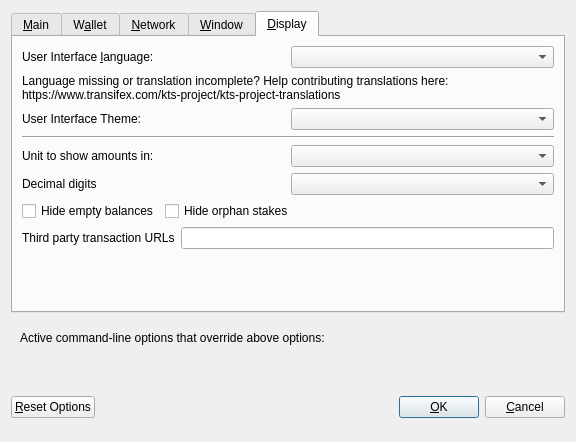
klimatas/klimatas-core, file src/qt/forms/optionsdialog.ui: the form before one commit.
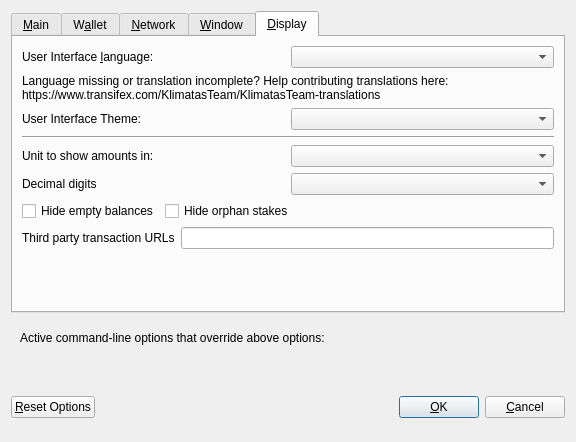
The form after the commit. The open tabs and pages were chosen to show the change. Custom widgets are drawn as their Qt base class.

```diff
--- a/src/qt/forms/optionsdialog.ui
+++ b/src/qt/forms/optionsdialog.ui
@@ -533,7 +533,7 @@
          </property>
          <property name="text">
           <string>Language missing or translation incomplete? Help contributing translations here:
-https://www.transifex.com/kts-project/kts-project-translations</string>
+https://www.transifex.com/KlimatasTeam/KlimatasTeam-translations</string>
          </property>
          <property name="wordWrap">
           <bool>true</bool>
```
